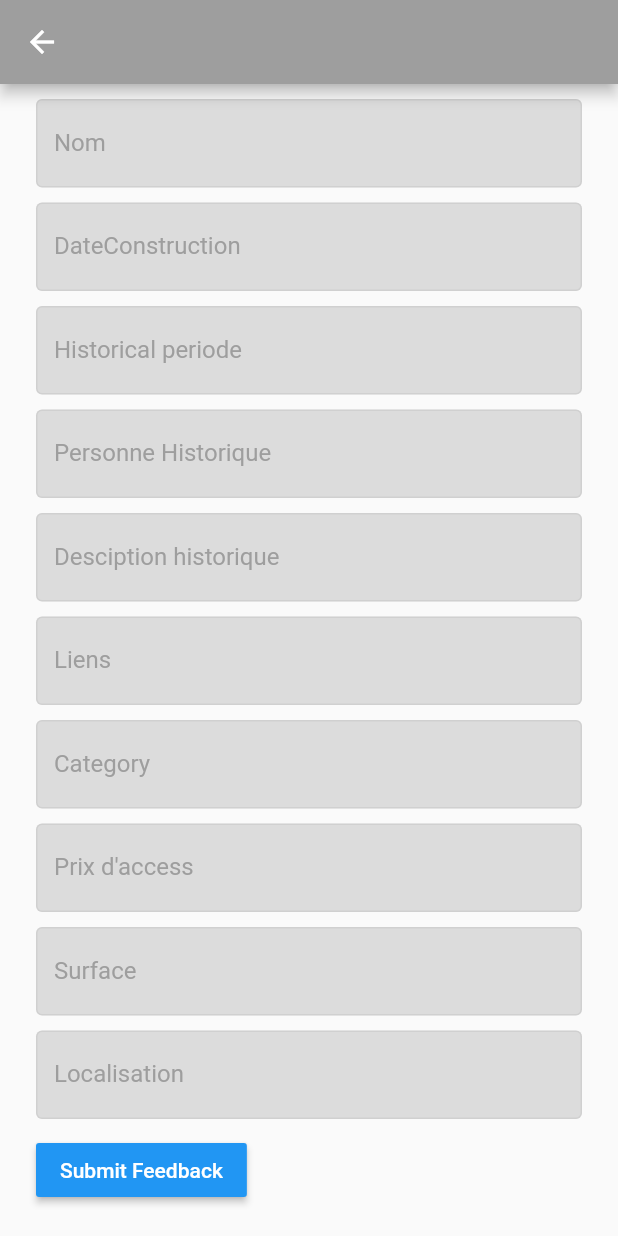
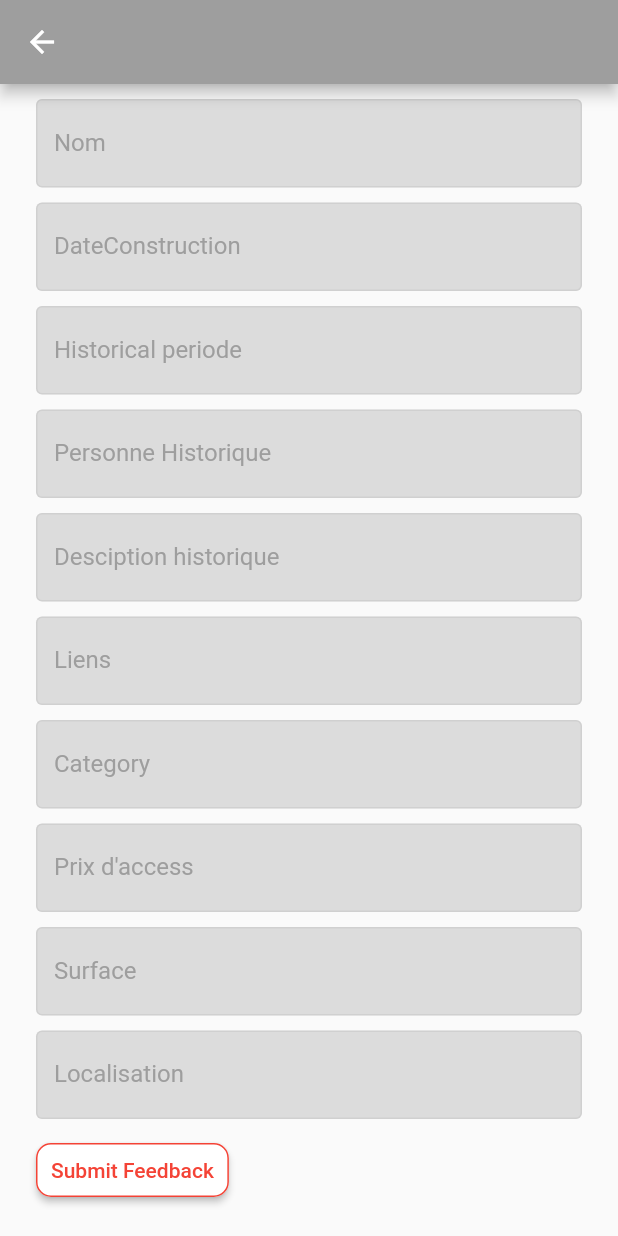
Before and after one commit to NadraniOussama/internship-gsheet-cli-historique-monuments, a Flutter app: the InsertPageState screen opened directly with empty values, scrolled down 160 dp, on a phone screen of 412 x 824 dp. Run offline on Flutter 3.47's test engine with Material 2 defaults, Android fonts, the phone set to English and light mode, and no system bars; missing offline and left inert: flutter_pdfview, gsheets; key blocks and very long unbroken strings in the code were emptied for the run.

Commit message:
changed button from raised button to elvated button in insert page removed detailed page from path as it doesn't contain any additional feature add a structure to add picture page added some genereral style change to all elvatedbuttons that will apply globally

```diff
--- a/user_sheet/lib/list/place_details.dart
+++ b/user_sheet/lib/list/place_details.dart
@@ -1,6 +1,5 @@
 import 'package:flutter/cupertino.dart';
 import 'package:flutter/material.dart';
-import 'package:user_sheet/homePage/button_elevate.dart';
 import 'package:user_sheet/list/button_update.dart';
 import 'package:user_sheet/list/users.dart';
 import 'package:user_sheet/page/insert_page.dart';
--- a/user_sheet/lib/list/showplaces.dart
+++ b/user_sheet/lib/list/showplaces.dart
@@ -2,6 +2,7 @@ import 'package:flutter/material.dart';
 import 'package:user_sheet/api/user_sheet_api.dart';
 import 'package:user_sheet/list/place_details.dart';
 import 'package:user_sheet/list/users.dart';
+import 'package:user_sheet/page/insert_page.dart';
 
 // might need a checkmark to check if we have all the information about the historical monument
 // needs some styling if to look cuter and on brand
@@ -55,8 +56,9 @@ class _HomeState extends State<ShowPlaces> {
                       Navigator.push(
                           context,
                           MaterialPageRoute(
-                              builder: (context) =>
-                                  PlaceDetail(_users[i], this.color)));
+                              builder: (context) => InsertPageState(
+                                  _users[i], this.color, _users[i].nom)));
+                      // PlaceDetail(_users[i], this.color)));
                     },
                     title: Text(user.nom),
                     leading: CircleAvatar(
--- a/user_sheet/lib/page/insert_page.dart
+++ b/user_sheet/lib/page/insert_page.dart
@@ -201,9 +201,10 @@ class InsertPageState extends StatelessWidget {
                         SizedBox(
                           height: 10,
                         ),
-                        RaisedButton(
-                          color: Colors.blue,
-                          textColor: Colors.white,
+                        ElevatedButton(
+                          // color: Colors.blue,
+                          // textColor: Colors.white,
+                          style: ButtonStyle(),
                           onPressed: _submitForm,
                           child: Text('Submit Feedback'),
                         )
```
Also changed, not shown: user_sheet/lib/main.dart (+18 -6 lines).
